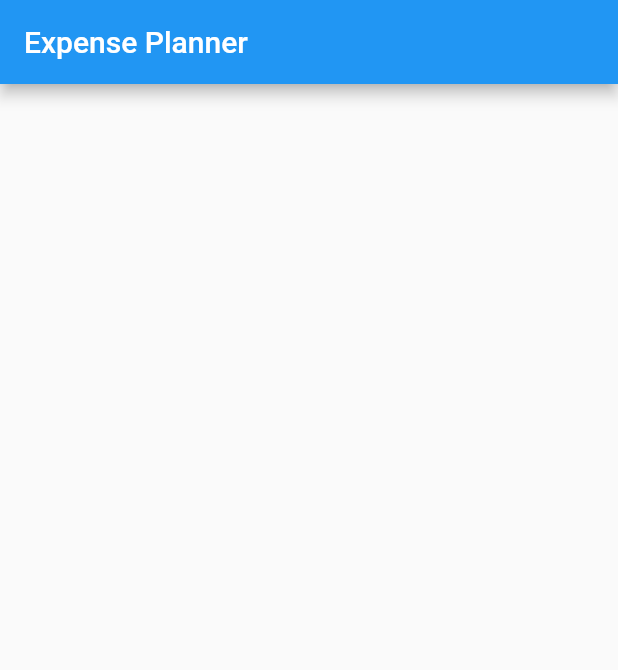
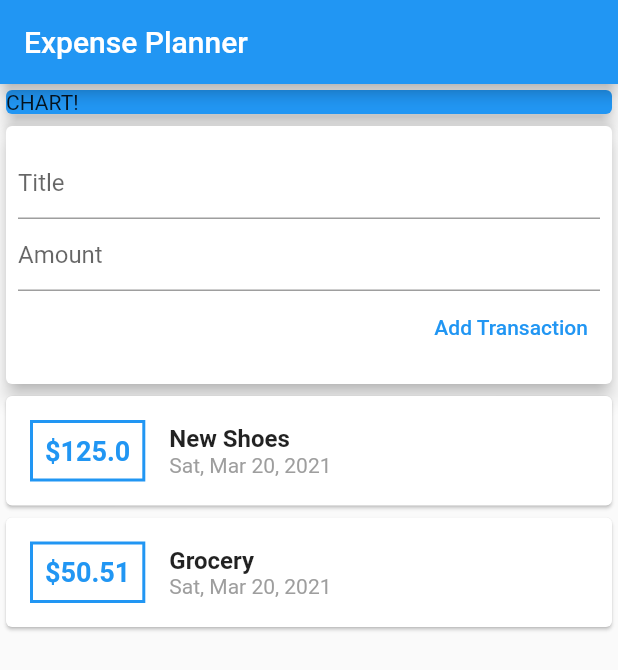
Before and after one commit to Rares23/expensive_planner, a Flutter app: the screen it shows after launch, on a phone screen of 412 x 824 dp. Shown: the top 670 px of the screen. Run offline on Flutter 3.47's test engine with Material 2 defaults, Android fonts, the phone set to English and light mode, and no system bars.

Commit message:
organize code

```diff
--- /dev/null
+++ b/lib/data/transaction.dart
@@ -0,0 +1,14 @@
+import 'package:flutter/foundation.dart';
+
+class Transaction {
+  final String id;
+  final String title;
+  final double amount;
+  final DateTime date;
+
+  Transaction(
+      {@required this.id,
+      @required this.title,
+      @required this.amount,
+      @required this.date});
+}
--- a/lib/main.dart
+++ b/lib/main.dart
@@ -1,4 +1,7 @@
+import 'package:expense_planner/pages/my_home_page.dart';
 import 'package:flutter/material.dart';
+import 'package:expense_planner/widgets/transaction_item_view.dart';
+import 'package:expense_planner/data/transaction.dart';
 
 void main() => runApp(ExpensePlannerApp());
 
@@ -16,17 +19,3 @@ class ExpensePlannerApp extends StatelessWidget {
     );
   }
 }
-
-class MyHomePage extends StatelessWidget {
-  final String title;
-  MyHomePage({@required this.title});
-
-  @override
-  Widget build(BuildContext context) {
-    return Scaffold(
-      appBar: AppBar(
-        title: Text(title),
-      ),
-    );
-  }
-}
--- /dev/null
+++ b/lib/pages/my_home_page.dart
@@ -0,0 +1,48 @@
+import 'package:expense_planner/data/transaction.dart';
+import 'package:expense_planner/widgets/new_transaction_form.dart';
+import 'package:expense_planner/widgets/transaction_item_view.dart';
+import 'package:expense_planner/widgets/transactions_list_header_view.dart';
+import 'package:flutter/material.dart';
+
+class MyHomePage extends StatelessWidget {
+  final List<Transaction> transactions = [
+    Transaction(id: "1", title: "New Shoes", amount: 125, date: DateTime.now()),
+    Transaction(id: "2", title: "Grocery", amount: 50.51, date: DateTime.now())
+  ];
+  final String title;
+  MyHomePage({@required this.title});
+
+  void createTransaction(String title, String amount) {
+    if (title.isNotEmpty && amount.isNotEmpty) {
+      transactions.add(
+        Transaction(
+          id: transactions.length.toString(),
+          title: title,
+          amount: double.parse(amount),
+          date: DateTime.now(),
+        ),
+      );
+    }
+  }
+
+  @override
+  Widget build(BuildContext context) {
+    return Scaffold(
+        appBar: AppBar(
+          title: Text(title),
+        ),
+        body: Column(
+          children: [
+            TransactionsListHeaderView(),
+            NewTransactionForm(
+              createTransaction: createTransaction,
+            ),
+            Column(
+              children: transactions.map((Transaction transaction) {
+                return TransactionItemView(transaction: transaction);
+              }).toList(),
+            )
+          ],
+        ));
+  }
+}
--- /dev/null
+++ b/lib/widgets/new_transaction_form.dart
@@ -0,0 +1,38 @@
+import 'package:flutter/material.dart';
+
+class NewTransactionForm extends StatelessWidget {
+  final TextEditingController titleController = TextEditingController();
+  final TextEditingController amountController = TextEditingController();
+  final Function createTransaction;
+
+  NewTransactionForm({@required this.createTransaction});
+
+  @override
+  Widget build(BuildContext context) {
+    return Card(
+      elevation: 5,
+      child: Container(
+        margin: EdgeInsets.symmetric(vertical: 14, horizontal: 8),
+        child: Column(
+          crossAxisAlignment: CrossAxisAlignment.end,
+          children: [
+            TextField(
+              decoration: InputDecoration(hintText: 'Title'),
+              controller: titleController,
+            ),
+            TextField(
+              decoration: InputDecoration(hintText: 'Amount'),
+              controller: amountController,
+            ),
+            TextButton(
+              onPressed: () {
+                createTransaction(titleController.text, amountController.text);
+              },
+              child: Text('Add Transaction'),
+            )
+          ],
+        ),
+      ),
+    );
+  }
+}
--- /dev/null
+++ b/lib/widgets/transaction_item_view.dart
@@ -0,0 +1,51 @@
+import 'package:expense_planner/data/transaction.dart';
+import 'package:flutter/material.dart';
+import 'package:intl/intl.dart';
+
+class TransactionItemView extends StatelessWidget {
+  final Transaction transaction;
+
+  TransactionItemView({@required this.transaction});
+
+  @override
+  Widget build(BuildContext context) {
+    return Card(
+      child: Row(
+        mainAxisAlignment: MainAxisAlignment.start,
+        children: [
+          Container(
+            margin: EdgeInsets.all(16),
+            padding: EdgeInsets.all(8),
+            decoration: BoxDecoration(
+              border: Border.all(color: Colors.blue, width: 2),
+            ),
+            child: Text(
+              '\$${transaction.amount}',
+              style: TextStyle(
+                fontWeight: FontWeight.bold,
+                fontSize: 18,
+                color: Colors.blue,
+              ),
+            ),
+          ),
+          Column(
+            crossAxisAlignment: CrossAxisAlignment.start,
+            children: [
+              Container(
+                child: Text(
+                  transaction.title,
+                  style: TextStyle(
+                    fontSize: 16,
+                    fontWeight: FontWeight.bold,
+                  ),
+                ),
+              ),
+              Text(DateFormat.yMMMEd().format(transaction.date),
+                  style: TextStyle(fontSize: 14, color: Colors.grey)),
+            ],
+          )
+        ],
+      ),
+    );
+  }
+}
--- /dev/null
+++ b/lib/widgets/transactions_list_header_view.dart
@@ -0,0 +1,15 @@
+import 'package:flutter/material.dart';
+
+class TransactionsListHeaderView extends StatelessWidget {
+  @override
+  Widget build(BuildContext context) {
+    return Card(
+      color: Colors.blue,
+      child: Container(
+        width: double.infinity,
+        child: Text('CHART!'),
+      ),
+      elevation: 5,
+    );
+  }
+}
--- /dev/null
+++ b/lib/widgets/transactions_list_view.dart
@@ -0,0 +1,15 @@
+class TransactionsListView extends StatefulWidget {
+  @override
+  _TransactionsListViewState createState() => _TransactionsListViewState();
+}
+
+class _TransactionsListViewState extends State<TransactionsListView> {
+  @override
+  Widget build(BuildContext context) {
+    return Column(
+      children: transactions.map((Transaction transaction) {
+        return TransactionItemView(transaction: transaction);
+      }).toList(),
+    );
+  }
+}
--- a/pubspec.yaml
+++ b/pubspec.yaml
@@ -3,7 +3,7 @@ description: A new Flutter project.
 
 # The following line prevents the package from being accidentally published to
 # pub.dev using `pub publish`. This is preferred for private packages.
-publish_to: 'none' # Remove this line if you wish to publish to pub.dev
+publish_to: "none" # Remove this line if you wish to publish to pub.dev
 
 # The following defines the version and build number for your application.
 # A version number is three numbers separated by dots, like 1.2.43
@@ -24,6 +24,7 @@ dependencies:
   flutter:
     sdk: flutter
 
+  intl: ^0.15.8
 
   # The following adds the Cupertino Icons font to your application.
   # Use with the CupertinoIcons class for iOS style icons.
@@ -38,7 +39,6 @@ dev_dependencies:
 
 # The following section is specific to Flutter.
 flutter:
-
   # The following line ensures that the Material Icons font is
   # included with your application, so that you can use the icons in
   # the material Icons class.
```
Also changed, not shown: pubspec.lock.
